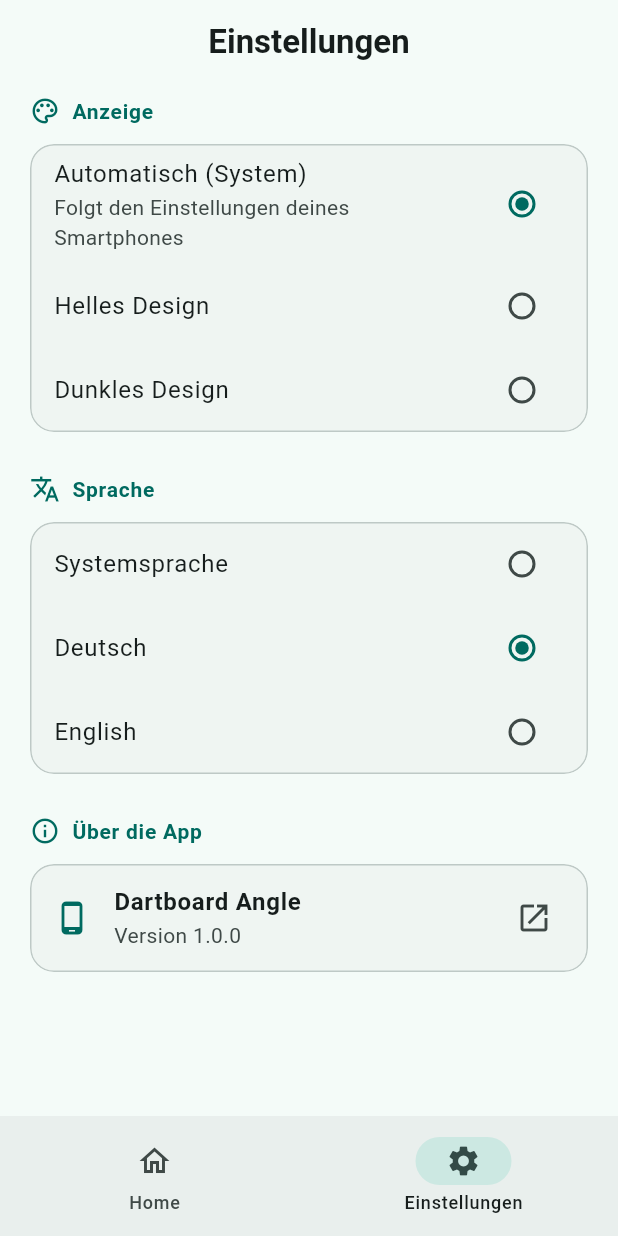
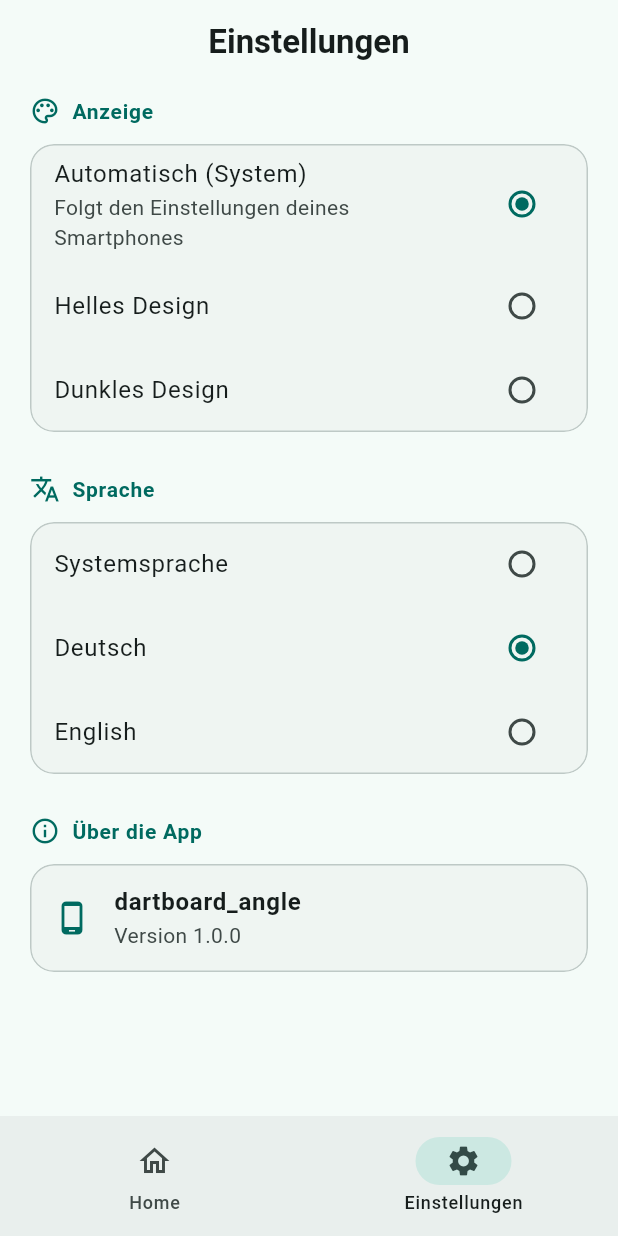
Before and after one commit to meydominic/dartboard_angle, a Flutter app: the screen it shows after launch, item 2 of the bottom bar chosen, after a tap on "Deutsch", on a phone screen of 412 x 824 dp. Run offline on Flutter 3.47's test engine with Material 3 defaults, Android fonts, the light colour scheme and no system bars; our stand-ins replace camera, flutter_riverpod, flutter_svg, package_info_plus, riverpod_annotation, sensors_plus; generated files the repository leaves out were written again.

Commit message:
Add package_info, Riverpod codegen & UI fixes

```diff
--- a/lib/main.dart
+++ b/lib/main.dart
@@ -3,6 +3,7 @@ import 'package:flutter/material.dart';
 import 'package:flutter_riverpod/flutter_riverpod.dart';
 import 'package:dartboard_angle/providers/app_settings_providers.dart';
 import 'package:dartboard_angle/screens/main_navigation_screen.dart';
+import 'package:package_info_plus/package_info_plus.dart';
 
 /// The entry point of the application.
 /// Initializes the widget binding and runs the application wrapped in a [ProviderScope]
@@ -10,10 +11,15 @@ import 'package:dartboard_angle/screens/main_navigation_screen.dart';
 void main() async {
   WidgetsFlutterBinding.ensureInitialized();
 
-  runApp(
-    // ProviderScope is required for Riverpod to store and manage state.
-    const ProviderScope(
-      child: MyApp(),
+  final packageInfo = await PackageInfo.fromPlatform();
+
+runApp(
+    ProviderScope(
+      overrides: [
+
+        packageInfoProvider.overrideWithValue(packageInfo),
+      ],
+      child: const MyApp(),
     ),
   );
 }
@@ -26,12 +32,12 @@ class MyApp extends ConsumerWidget {
 
   @override
   Widget build(BuildContext context, WidgetRef ref) {
-    // Watch the theme and locale providers to rebuild the MaterialApp when state changes.
-    final currentThemeMode = ref.watch(themeProvider);
-    final currentLocale = ref.watch(localeProvider);
+    final currentThemeMode = ref.watch(appThemeProvider);
+    final currentLocale = ref.watch(appLocaleProvider);
+    final appInfo = ref.watch(packageInfoProvider);
 
     return MaterialApp(
-      title: 'Dartboard Angle',
+      title: appInfo.appName,
       debugShowCheckedModeBanner: false,
 
       // Register generated localization delegates and supported locales.
--- a/lib/providers/camera_provider.dart
+++ b/lib/providers/camera_provider.dart
@@ -39,7 +39,7 @@ class CameraControllerNotifier extends AsyncNotifier<CameraController> {
 
     try {
       // Initialize the camera controller using the first camera and maximum resolution preset.
-      final controller = CameraController(cameras[0], ResolutionPreset.max);
+      final controller = CameraController(cameras[0], ResolutionPreset.max, enableAudio: false);
       await controller.initialize();
 
       // Ensure the controller is disposed of when the provider is disposed to release hardware resources.
--- a/lib/providers/dartboard_provider.dart
+++ b/lib/providers/dartboard_provider.dart
@@ -2,21 +2,14 @@ import 'package:flutter_riverpod/flutter_riverpod.dart';
 import 'package:sensors_plus/sensors_plus.dart';
 import 'dart:math' as math;
 
-/// Provides a stream of accelerometer events, throttled to approximately 30 FPS (33ms).
+/// Provides a stream of accelerometer events, throttled to 200ms.
 /// Automatically disposes of itself when no longer listened to.
 final throttledSensorProvider = StreamProvider.autoDispose<AccelerometerEvent>((ref) async* {
-  DateTime lastUpdate = DateTime.fromMillisecondsSinceEpoch(0);
 
-  // Listen to the raw accelerometer events stream with a requested 33ms sampling interval.
   await for (final event in accelerometerEventStream(
-    samplingPeriod: const Duration(milliseconds: 33),
+    samplingPeriod: SensorInterval.normalInterval,
   )) {
-    final now = DateTime.now();
-    // Throttling check: Only yield if at least 33ms have passed since the last update.
-    if (now.difference(lastUpdate).inMilliseconds >= 33) {
-      lastUpdate = now;
-      yield event;
-    }
+    yield event;
   }
 });
 
--- a/lib/screens/settings_screen.dart
+++ b/lib/screens/settings_screen.dart
@@ -14,9 +14,9 @@ class SettingsScreen extends ConsumerWidget {
     final theme = Theme.of(context);
     final colorScheme = theme.colorScheme;
 
-    // Watch the settings provider states to rebuild when settings are changed.
-    final currentTheme = ref.watch(themeProvider);
-    final currentLocale = ref.watch(localeProvider);
+    final currentTheme = ref.watch(appThemeProvider);
+    final currentLocale = ref.watch(appLocaleProvider);
+    final appInfo = ref.watch(packageInfoProvider);
 
     return Scaffold(
       appBar: AppBar(
@@ -45,7 +45,7 @@ class SettingsScreen extends ConsumerWidget {
             child: RadioGroup<ThemeMode>(
               groupValue: currentTheme,
               onChanged: (mode) {
-                if (mode != null) ref.read(themeProvider.notifier).setTheme(mode);
+                if (mode != null) ref.read(appThemeProvider.notifier).setTheme(mode);
               },
               child: Column(
                 children: [
@@ -85,7 +85,7 @@ class SettingsScreen extends ConsumerWidget {
             clipBehavior: Clip.antiAlias,
             child: RadioGroup<Locale?>(
               groupValue: currentLocale,
-              onChanged: (locale) => ref.read(localeProvider.notifier).setLocale(locale),
+              onChanged: (locale) => ref.read(appLocaleProvider.notifier).setLocale(locale),
               child: Column(
                 children: [
                   RadioListTile<Locale?>(
@@ -123,23 +123,8 @@ class SettingsScreen extends ConsumerWidget {
             clipBehavior: Clip.antiAlias,
             child: ListTile(
               leading: Icon(Icons.phone_android_outlined, color: colorScheme.primary),
-              title: Text('Dartboard Angle', style: theme.textTheme.bodyLarge?.copyWith(fontWeight: FontWeight.bold)),
-              subtitle: Text('Version 1.0.0', style: theme.textTheme.bodyMedium?.copyWith(color: colorScheme.onSurfaceVariant)),
-              trailing: Icon(Icons.open_in_new_outlined, color: colorScheme.onSurfaceVariant),
-              onTap: () {
-                ScaffoldMessenger.of(context).showSnackBar(
-                  SnackBar(
-                    behavior: SnackBarBehavior.floating,
-                    backgroundColor: colorScheme.inverseSurface,
-                    content: Text('meydom.dev', style: TextStyle(color: colorScheme.onInverseSurface)),
-                    action: SnackBarAction(
-                      label: 'OK',
-                      textColor: colorScheme.inversePrimary,
-                      onPressed: () {},
-                    ),
-                  ),
-                );
-              },
+              title: Text(appInfo.appName, style: theme.textTheme.bodyLarge?.copyWith(fontWeight: FontWeight.bold)),
+              subtitle: Text('Version ${appInfo.version}', style: theme.textTheme.bodyMedium?.copyWith(color: colorScheme.onSurfaceVariant)),
             ),
           ),
         ],
--- a/pubspec.yaml
+++ b/pubspec.yaml
@@ -37,6 +37,9 @@ dependencies:
   camera: ^0.12.0+1
   sensors_plus: ^7.0.0
   flutter_svg: ^2.3.0
+  package_info_plus: ^10.1.0
+  riverpod_annotation: ^4.0.3
+  riverpod_generator: ^4.0.4
 
 dev_dependencies:
   flutter_test:
@@ -48,6 +51,7 @@ dev_dependencies:
   # package. See that file for information about deactivating specific lint
   # rules and activating additional ones.
   flutter_lints: ^6.0.0
+  build_runner: ^2.15.0
 
 # For information on the generic Dart part of this file, see the
 # following page: https://dart.dev/tools/pub/pubspec
```
Also changed, not shown: lib/providers/app_settings_providers.dart (+23 -8 lines), lib/screens/home_screen.dart (+16 -63 lines), lib/providers/app_settings_providers.g.dart (added), pubspec.lock, 1 other file.
